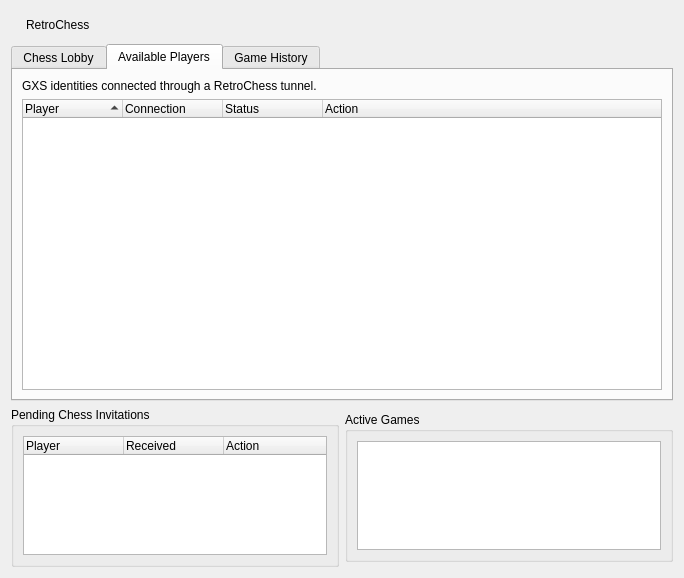
RetroShare/RetroChess, file gui/NEMainpage.ui: the form before one commit.
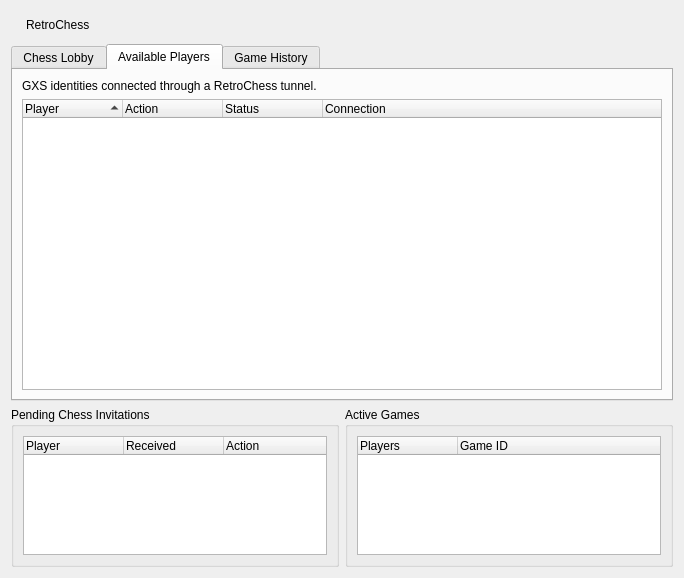
The form after the commit. The open tabs and pages were chosen to show the change. Icons and pictures are not drawn.

Commit message:
Fixed to show Active Games.
Added a separate Game ID column to Active Games.

The edit to the form file:
```diff
--- a/gui/NEMainpage.ui
+++ b/gui/NEMainpage.ui
@@ -217,13 +217,35 @@
        </item>
        <item>
         <widget class="QTreeWidget" name="availablePlayers">
-         <property name="alternatingRowColors"><bool>true</bool></property>
-         <property name="rootIsDecorated"><bool>false</bool></property>
-         <property name="sortingEnabled"><bool>true</bool></property>
-         <column><property name="text"><string>Player</string></property></column>
-         <column><property name="text"><string>Connection</string></property></column>
-         <column><property name="text"><string>Status</string></property></column>
-         <column><property name="text"><string>Action</string></property></column>
+         <property name="alternatingRowColors">
+          <bool>true</bool>
+         </property>
+         <property name="rootIsDecorated">
+          <bool>false</bool>
+         </property>
+         <property name="sortingEnabled">
+          <bool>true</bool>
+         </property>
+         <column>
+          <property name="text">
+           <string>Player</string>
+          </property>
+         </column>
+         <column>
+          <property name="text">
+           <string>Action</string>
+          </property>
+         </column>
+         <column>
+          <property name="text">
+           <string>Status</string>
+          </property>
+         </column>
+         <column>
+          <property name="text">
+           <string>Connection</string>
+          </property>
+         </column>
         </widget>
        </item>
       </layout>
@@ -377,7 +399,7 @@
      <property name="maximumSize">
       <size>
        <width>16777215</width>
-       <height>150</height>
+       <height>160</height>
       </size>
      </property>
      <property name="title">
@@ -385,7 +407,24 @@
      </property>
      <layout class="QGridLayout" name="gridLayout_4">
       <item row="0" column="0">
-       <widget class="QListWidget" name="active_games"/>
+       <widget class="QTreeWidget" name="active_games">
+        <property name="alternatingRowColors">
+         <bool>true</bool>
+        </property>
+        <property name="rootIsDecorated">
+         <bool>false</bool>
+        </property>
+        <column>
+         <property name="text">
+          <string>Players</string>
+         </property>
+        </column>
+        <column>
+         <property name="text">
+          <string>Game ID</string>
+         </property>
+        </column>
+       </widget>
       </item>
      </layout>
     </widget>
```
The commit also changes 3 other files.
